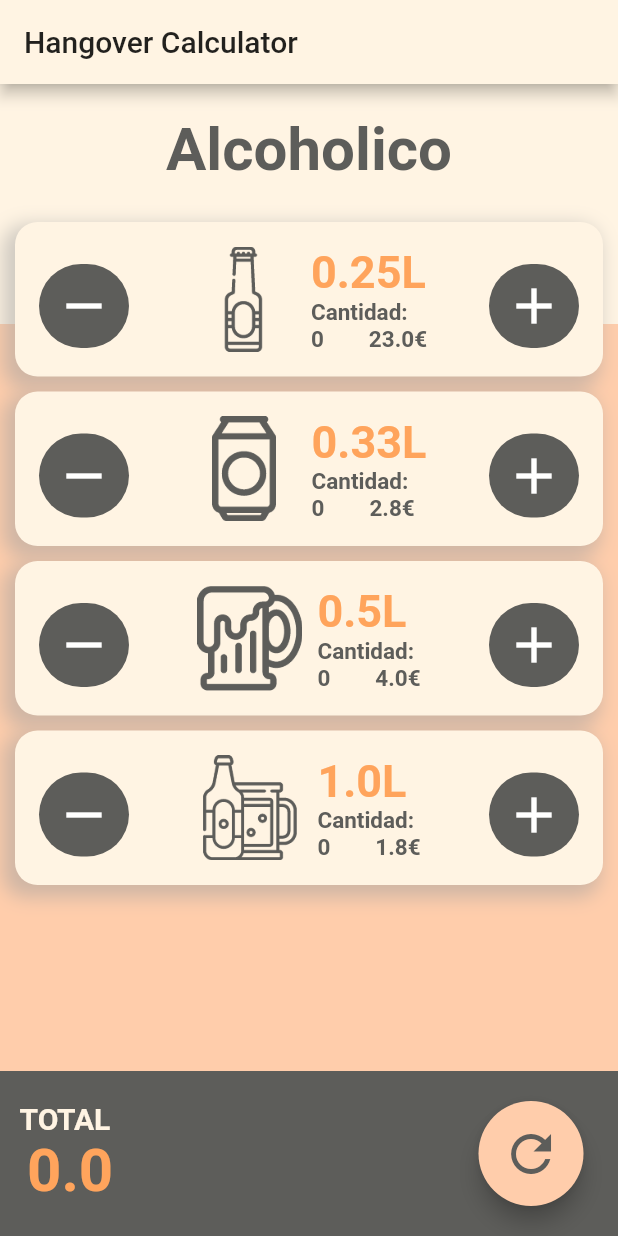
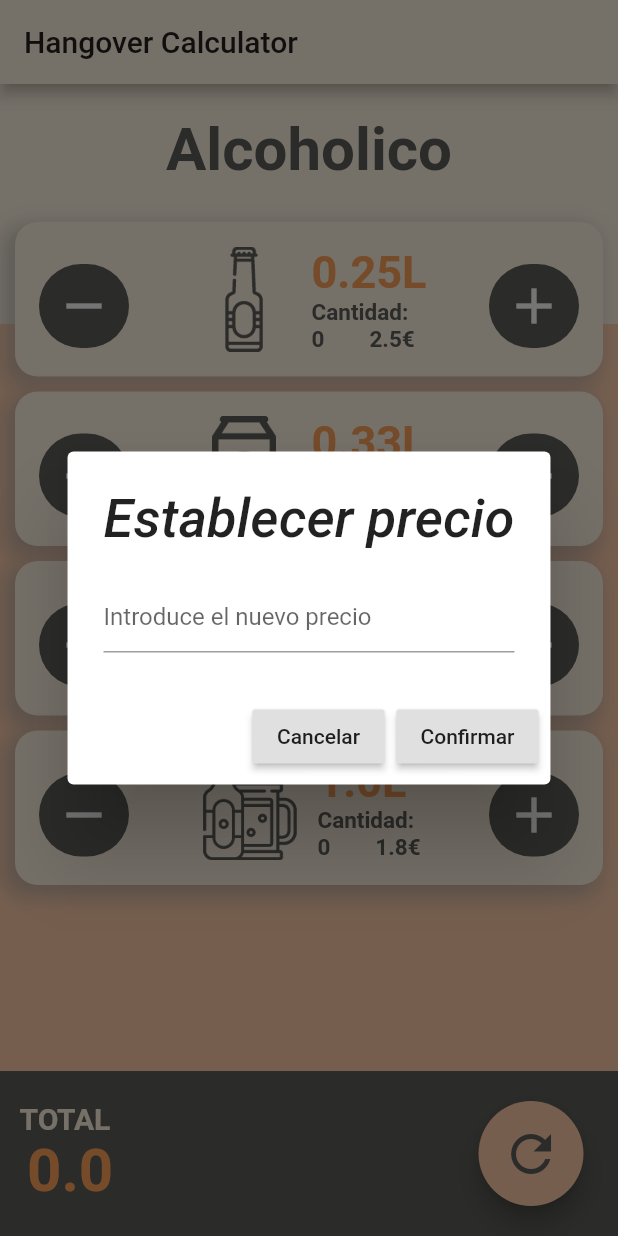
Before and after one commit to SergioMorenoAntequera/HangoverCalculator, a Flutter app: the screen it shows after launch, after a tap on an icon or button, on a phone screen of 412 x 824 dp. Run offline on Flutter 3.47's test engine with Material 2 defaults, Android fonts, the phone set to English and light mode, and no system bars; Roboto replaces fonts that are missing (Hind).

Commit message:
Able to change the price

```diff
--- a/lib/models/Beer.dart
+++ b/lib/models/Beer.dart
@@ -44,7 +44,7 @@
   }
 
   String getPriceToString() {
-    var priceStringAux = price.toString();
+    var priceStringAux = this.price.toString();
     while (priceStringAux.length < 4) {
       priceStringAux += "0";
     }
--- a/lib/widgets/BeerTile.dart
+++ b/lib/widgets/BeerTile.dart
@@ -1,7 +1,7 @@
 import 'package:flutter/cupertino.dart';
 import 'package:flutter/material.dart';
-import 'package:hangover_calculator/models/TotalBar.dart';
-import 'package:provider/provider.dart';
+// import 'package:hangover_calculator/models/TotalBar.dart';
+// import 'package:provider/provider.dart';
 import '../models/Beer.dart';
 // import 'package:shared_preferences/shared_preferences.dart';
 
@@ -22,9 +22,6 @@
 }
 
 class _BeerState extends State<BeerTile> {
-  // int amount = 0;
-  // double price = 2;
-
   @override
   Widget build(BuildContext context) {
     // Right Button
@@ -115,11 +112,7 @@
                   ),
                   SizedBox(width: 30),
                   GestureDetector(
-                    onTap: () => {
-                      setState(() {
-                        widget.beer.setPrice(23);
-                      }),
-                    },
+                    onTap: _showPriceDialog,
                     child: Text(
                       "${widget.beer.price}€",
                       style: TextStyle(
@@ -167,79 +160,64 @@
 
   /////////////////////////////////////////////////////////////////////////////
   //AUXILIAR METHODS //////////////////////////////////////////////////////////
+  // To show the price dialog
+  void _showPriceDialog() {
+    final myController = TextEditingController();
 
-  // To get and place the image for the beer
-  // AssetImage getImage() {
-  //   var auxString = widget.capacity.toString().replaceAll(".", "");
-  //   if (auxString.length < 3) {
-  //     auxString += "0";
-  //   }
-  //   return AssetImage("assets/images/" + auxString + ".PNG");
-  // }
+    var priceDialog = AlertDialog(
+      title: Text("Establecer precio"),
+      content: Column(
+        mainAxisSize: MainAxisSize.min,
+        children: [
+          TextFormField(
+            keyboardType: TextInputType.number,
+            controller: myController,
+            // initialValue: "PRA",
+            decoration: InputDecoration(
+              hintText: 'Introduce el nuevo precio',
+            ),
+          )
+        ],
+      ),
+      actions: [
+        RaisedButton(
+          onPressed: () =>
+              {Navigator.pop(context), FocusScope.of(context).unfocus()},
+          child: Text("Cancelar"),
+        ),
+        RaisedButton(
+          onPressed: () => confirmChangePrice(myController.text),
+          child: Text("Confirmar"),
+        ),
+      ],
+    );
 
-  // // To show the price dialog
-  // void _showPriceDialog() async {
-  //   // var preferencesPrice = await getPriceOrSetDefault();
-  //   // print(preferencesPrice);
-  //   // setState(() {
-  //   //   price = preferencesPrice;
-  //   // });
+    showDialog(
+      context: context,
+      builder: (BuildContext context) {
+        return priceDialog;
+      },
+    );
+  }
 
-  //   final myController = TextEditingController();
+  confirmChangePrice(String newPrice) {
+    // Validations
+    if (newPrice == "") {
+      Navigator.pop(context);
+      return null;
+    }
+    if (newPrice.contains(",")) {
+      newPrice = newPrice.replaceAll(",", ".");
+    }
+    if (newPrice.contains("-") || newPrice.contains(" ")) {
+      newPrice = newPrice.replaceAll("-", "");
+      newPrice = newPrice.replaceAll(" ", "");
+    }
 
-  //   var priceDialog = AlertDialog(
-  //     title: Text("Establecer precio"),
-  //     content: Column(
-  //       mainAxisSize: MainAxisSize.min,
-  //       children: [
-  //         TextFormField(
-  //           keyboardType: TextInputType.number,
-  //           // controller: myController,
-  //           // initialValue: this.price.toString(),
-  //           decoration: InputDecoration(
-  //             hintText: 'Introduce el nuevo precio',
-  //           ),
-  //         )
-  //       ],
-  //     ),
-  //     actions: [
-  //       RaisedButton(
-  //         onPressed: () => {Navigator.pop(context)},
-  //         child: Text("Cancelar"),
-  //       ),
-  //       RaisedButton(
-  //         onPressed: () => {},
-  //         child: Text("Confirmar"),
-  //       ),
-  //     ],
-  //   );
-
-  //   showDialog(
-  //     context: context,
-  //     builder: (BuildContext context) {
-  //       return priceDialog;
-  //     },
-  //   );
-  // }
-
-  // // To get the price or set the default one
-  // Future<double> getPriceOrSetDefault() async {
-  //   String priceKey = "price" + widget.capacity.toString();
-  //   SharedPreferences prefs = await SharedPreferences.getInstance();
-  //   double beerPrice = prefs.getDouble(priceKey);
-
-  //   // return Future.delayed(Duration(seconds: 1), () => "DESDE MI CASA CHAVALIN");
-  //   if (beerPrice == null) {
-  //     prefs.setDouble(priceKey, 1.0);
-  //     return 1.0;
-  //   }
-
-  //   return beerPrice;
-  // }
-
-  // // To set a new price when we close the dialog (mainly)
-  // void setPrice(double price) async {
-  //   SharedPreferences prefs = await SharedPreferences.getInstance();
-  //   prefs.setDouble("price" + widget.capacity.toString(), price);
-  // }
+    FocusScope.of(context).unfocus();
+    setState(() {
+      widget.beer.price = double.parse(newPrice);
+    });
+    Navigator.pop(context);
+  }
 }
```
